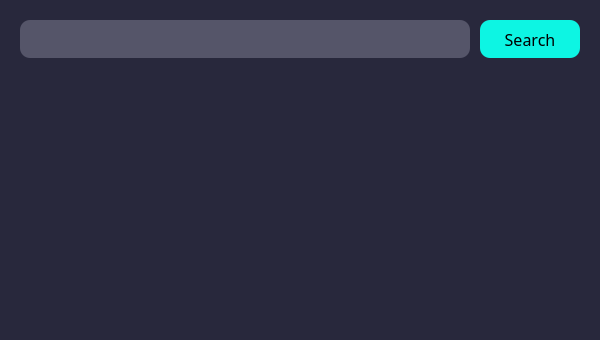
The window that src/ui/app.ui (MrTOOGLE/Medicine_CreativeProject) describes before a commit, drawn with Qt 5.
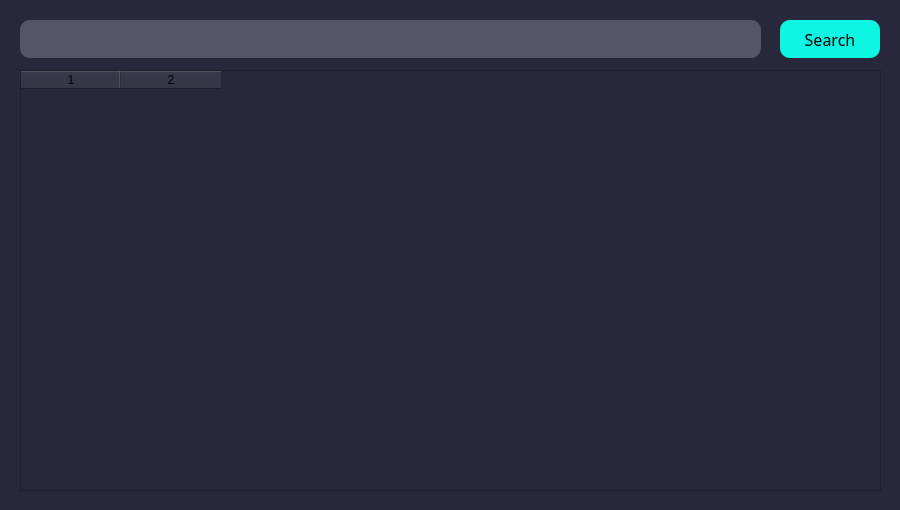
The same window after the commit.

What changed in the file:
```diff
--- a/src/ui/app.ui
+++ b/src/ui/app.ui
@@ -9,20 +9,20 @@
    <rect>
     <x>0</x>
     <y>0</y>
-    <width>600</width>
-    <height>340</height>
+    <width>900</width>
+    <height>510</height>
    </rect>
   </property>
   <property name="minimumSize">
    <size>
-    <width>600</width>
-    <height>340</height>
+    <width>900</width>
+    <height>510</height>
    </size>
   </property>
   <property name="maximumSize">
    <size>
-    <width>600</width>
-    <height>340</height>
+    <width>1200</width>
+    <height>680</height>
    </size>
   </property>
   <property name="font">
@@ -37,12 +37,15 @@
    <string notr="true">background-color: rgb(40, 40, 60);</string>
   </property>
   <widget class="QWidget" name="centralwidget">
+   <property name="styleSheet">
+    <string notr="true"/>
+   </property>
    <widget class="QTextEdit" name="textEdit">
     <property name="geometry">
      <rect>
       <x>20</x>
       <y>20</y>
-      <width>450</width>
+      <width>741</width>
       <height>38</height>
      </rect>
     </property>
@@ -66,7 +69,7 @@
    <widget class="QPushButton" name="btnSearch">
     <property name="geometry">
      <rect>
-      <x>480</x>
+      <x>780</x>
       <y>20</y>
       <width>100</width>
       <height>38</height>
@@ -100,6 +103,24 @@
      <string>Search</string>
     </property>
    </widget>
+   <widget class="QTableWidget" name="tableWidget">
+    <property name="geometry">
+     <rect>
+      <x>20</x>
+      <y>70</y>
+      <width>861</width>
+      <height>421</height>
+     </rect>
+    </property>
+    <property name="styleSheet">
+     <string notr="true"/>
+    </property>
+    <property name="columnCount">
+     <number>2</number>
+    </property>
+    <column/>
+    <column/>
+   </widget>
   </widget>
  </widget>
  <resources/>
```
